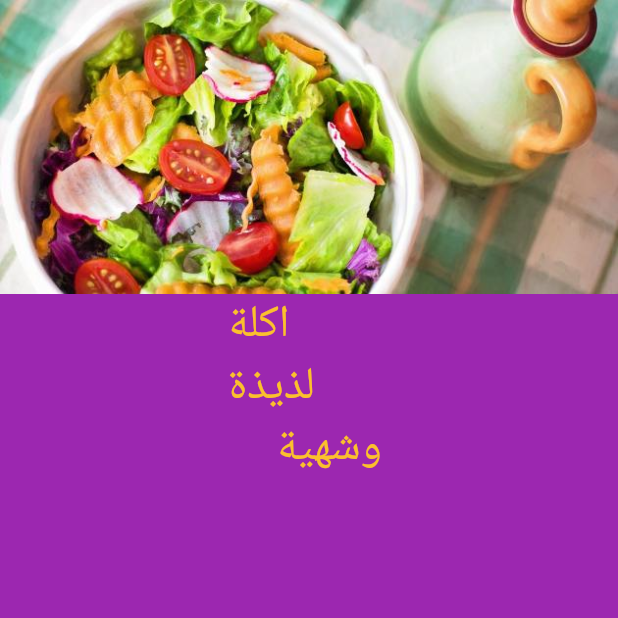
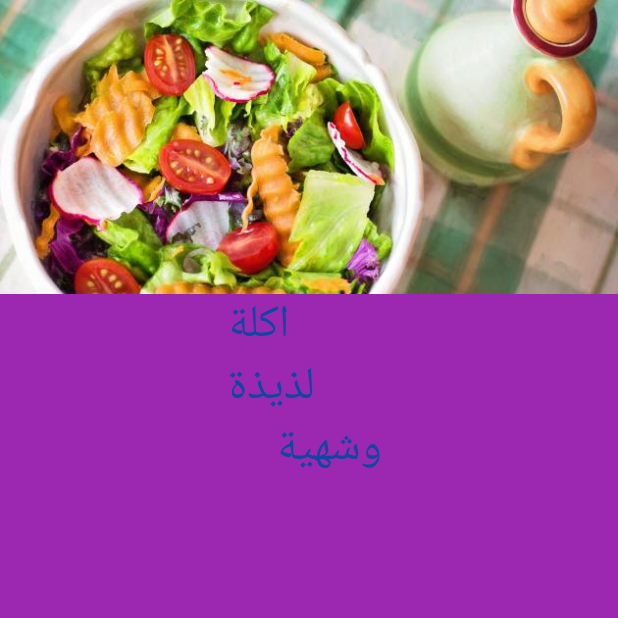
Before and after one commit to abdo-ahmed-id/foood_app, a Flutter app: the SplashPage screen opened by its route, on a phone screen of 412 x 824 dp, the top half of it. Run offline on Flutter 3.47's test engine with Material 2 defaults, Android fonts, the phone set to English and light mode, and no system bars; our stand-ins replace flutter_modular, google_fonts.

Commit message:
helper mod

```diff
--- a/lib/helpers/app_theme.dart
+++ b/lib/helpers/app_theme.dart
@@ -2,6 +2,6 @@ import 'package:flutter/material.dart';
 
 class AppTheme {
   static Color primaryColor = Colors.purple;
-  static Color fontColor = Colors.yellow[700];
+  static Color fontColor = Colors.blue[900];
   static Color iconColor = Colors.purple;
 }
--- a/lib/helpers/assets_helper.dart
+++ b/lib/helpers/assets_helper.dart
@@ -1,3 +1,6 @@
 class AssetsHelper {
-  static String logo = 'assets/images/image_1.jpg';
+  static String logo1 = 'assets/images/image_1.jpg';
+  static String image_1 = 'assets/images/image_3.jpg';
+  static String image_2 = 'assets/images/image_4.jpg';
+  static String image_3 = 'assets/images/image_5.jpg';
 }
--- a/lib/modules/splash/splash.page.dart
+++ b/lib/modules/splash/splash.page.dart
@@ -24,10 +24,11 @@ class _SplashPageState extends State<SplashPage> {
   Widget build(BuildContext context) {
     return Scaffold(
       backgroundColor: AppTheme.primaryColor,
-      body: Column(
+      body: SafeArea(
+        child: Column(
           children: [
             Image.asset(
-            AssetsHelper.logo,
+              AssetsHelper.logo1,
             ),
             Text(
               'اكلة     \nلذيذة\n      وشهية ',
@@ -36,6 +37,7 @@ class _SplashPageState extends State<SplashPage> {
             )
           ],
         ),
+      ),
     );
   }
 }
```
Also changed, not shown: lib/modules/home/home_page.dart (+77 -4 lines), assets/images/image_2.jpg (added), assets/images/image_3.jpg (added), assets/images/image_4.jpg (added), assets/images/image_5.jpg (added). Lines whose indentation alone changed are shown as unchanged.
